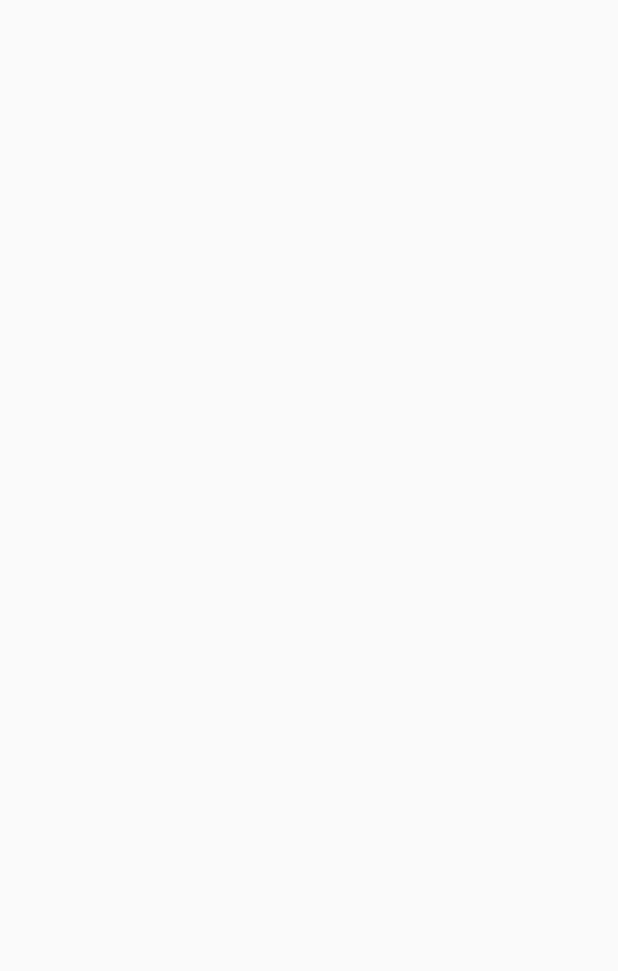
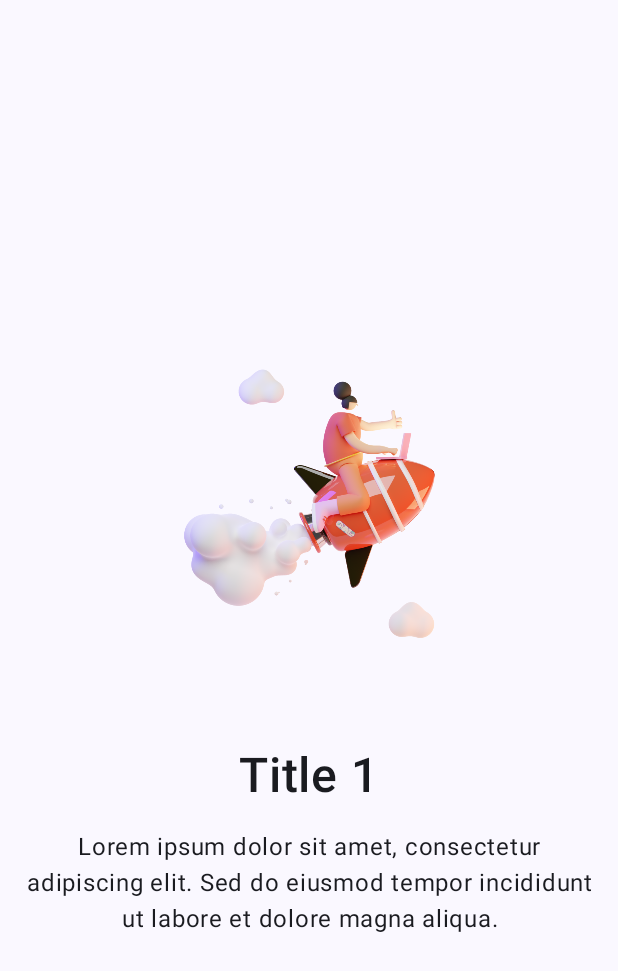
Before and after one commit to dev-satyamthakur/Onboarding-Screen-Jetpack-Compose, an Android app built with Jetpack Compose: the screen it shows after launch (MainActivity), on a phone screen of 412 x 824 dp. Before the commit the part shown is empty. Shown: the top 971 px of the screen. Run offline under Robolectric (Android 15) with nearby library versions, the phone set to English and light mode, and no system bars.

```diff
--- a/app/src/main/java/com/satyamthakur/learning/onboardingscreen/MainActivity.kt
+++ b/app/src/main/java/com/satyamthakur/learning/onboardingscreen/MainActivity.kt
@@ -10,6 +10,8 @@ import androidx.compose.material3.Text
 import androidx.compose.runtime.Composable
 import androidx.compose.ui.Modifier
 import androidx.compose.ui.tooling.preview.Preview
+import com.satyamthakur.learning.onboardingscreen.data.OnboardingData
+import com.satyamthakur.learning.onboardingscreen.data.PagerScreen
 import com.satyamthakur.learning.onboardingscreen.ui.theme.OnboardingScreenTheme
 
 class MainActivity : ComponentActivity() {
@@ -17,8 +19,32 @@ class MainActivity : ComponentActivity() {
         super.onCreate(savedInstanceState)
         setContent {
             OnboardingScreenTheme {
-
+                Surface {
+                    OnboardingMainScreen()
+                }
             }
         }
     }
 }
+
+@Composable
+fun OnboardingMainScreen() {
+    val mylist = listOf(
+        OnboardingData(
+            image = R.drawable.saly_01,
+            title = "Title 1",
+            description = "Lorem ipsum dolor sit amet, consectetur adipiscing elit. Sed do eiusmod tempor incididunt ut labore et dolore magna aliqua."
+        ),
+        OnboardingData(
+            image = R.drawable.saly_02,
+            title = "Title 2",
+            description = "Lorem ipsum dolor sit amet, consectetur adipiscing elit. Sed do eiusmod tempor incididunt ut labore et dolore magna aliqua."
+        ),
+        OnboardingData(
+            image = R.drawable.saly_03,
+            title = "Title 3",
+            description = "Lorem ipsum dolor sit amet, consectetur adipiscing elit. Sed do eiusmod tempor incididunt ut labore et dolore magna aliqua."
+        )
+    )
+    PagerScreen(items = mylist)
+}
--- a/app/src/main/java/com/satyamthakur/learning/onboardingscreen/data/PagerScreen.kt
+++ b/app/src/main/java/com/satyamthakur/learning/onboardingscreen/data/PagerScreen.kt
@@ -27,13 +27,15 @@ import com.satyamthakur.learning.onboardingscreen.R
 @OptIn(ExperimentalFoundationApi::class)
 @Composable
 fun PagerScreen(items: List<OnboardingData>) {
-    val pagerState = rememberPagerState(pageCount = { items.size })
+    val pagerState = rememberPagerState(
+        pageCount = { items.size }
+    )
 
     HorizontalPager(
         state = pagerState,
         modifier = Modifier.fillMaxSize()
-    ) {
-
+    ) { page ->
+        PageView(item = items[page])
     }
 
 }
@@ -43,7 +45,9 @@ fun PageView(item: OnboardingData) {
     Column(
         horizontalAlignment = Alignment.CenterHorizontally,
         verticalArrangement = Arrangement.Center,
-        modifier = Modifier.fillMaxSize().padding(horizontal = 16.dp)
+        modifier = Modifier
+            .fillMaxSize()
+            .padding(horizontal = 16.dp)
     ) {
 
         Image(
```
